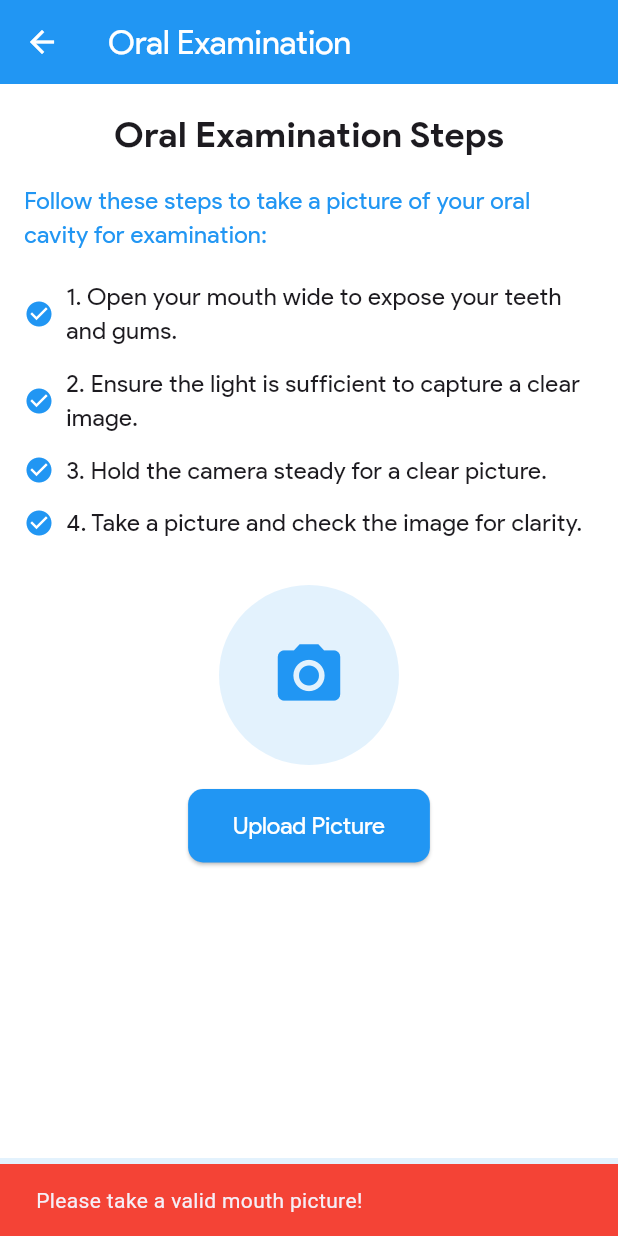
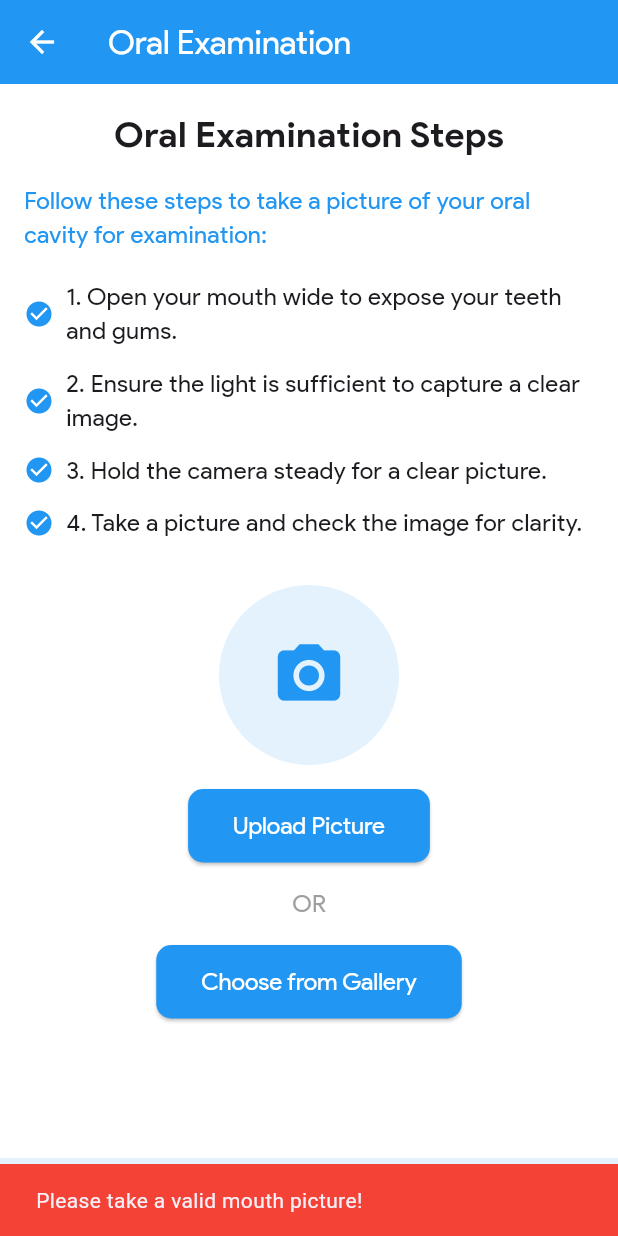
Before and after one commit to saranaeem1/Dental_Wellness, a Flutter app: the OralExaminationScreen screen opened by its route, after a tap on "Upload Picture", on a phone screen of 412 x 824 dp. Run offline on Flutter 3.47's test engine with Material 3 defaults, Android fonts, the light colour scheme and no system bars; our stand-ins replace audioplayers, charts_flutter, cloud_firestore, firebase_auth, firebase_core, firebase_storage and 9 more; missing offline and left inert: google_mlkit_face_detection, mailer; accounts and stored records are empty.

Commit message:
Update oralexamination.dart

```diff
--- a/lib/screens/user/oralexamination.dart
+++ b/lib/screens/user/oralexamination.dart
@@ -2,6 +2,8 @@ import 'package:flutter/material.dart';
 import 'package:image_picker/image_picker.dart';
 import 'package:google_mlkit_face_detection/google_mlkit_face_detection.dart';
 import 'dart:io';
+import 'package:firebase_storage/firebase_storage.dart';
+import 'package:cloud_firestore/cloud_firestore.dart';
 
 class OralExaminationScreen extends StatefulWidget {
   @override
@@ -18,9 +20,10 @@ class _OralExaminationScreenState extends State<OralExaminationScreen> {
     ),
   );
   bool _isMouthDetected = false;
+  bool _isUploading = false;
 
-  Future<void> _pickImage() async {
-    final pickedFile = await _picker.pickImage(source: ImageSource.camera, imageQuality: 50);
+  Future<void> _pickImage(ImageSource source) async {
+    final pickedFile = await _picker.pickImage(source: source, imageQuality: 50);
     if (pickedFile != null) {
       File image = File(pickedFile.path);
       bool mouthDetected = await _isMouthPresent(image);
@@ -30,7 +33,10 @@ class _OralExaminationScreenState extends State<OralExaminationScreen> {
       });
       if (!mouthDetected) {
         ScaffoldMessenger.of(context).showSnackBar(
-          SnackBar(content: Text('No mouth detected! Please try again.'), backgroundColor: Colors.red),
+          SnackBar(
+            content: Text('No mouth detected! Please try again.'),
+            backgroundColor: Colors.red,
+          ),
         );
       }
     }
@@ -51,12 +57,53 @@ class _OralExaminationScreenState extends State<OralExaminationScreen> {
 
   Future<void> _uploadImage() async {
     if (_imageFile != null && _isMouthDetected) {
+      setState(() {
+        _isUploading = true;
+      });
+
+      try {
+        // Upload to Firebase Storage
+        String fileName = 'oral_images/${DateTime.now().millisecondsSinceEpoch}.jpg';
+        Reference ref = FirebaseStorage.instance.ref().child(fileName);
+        UploadTask uploadTask = ref.putFile(_imageFile!);
+        TaskSnapshot snapshot = await uploadTask;
+        String downloadUrl = await snapshot.ref.getDownloadURL();
+
+        // Save URL to Firestore
+        await FirebaseFirestore.instance.collection('Oral Image').add({
+          'imageUrl': downloadUrl,
+          'timestamp': FieldValue.serverTimestamp(),
+        });
+
+        setState(() {
+          _imageFile = null;
+          _isMouthDetected = false;
+          _isUploading = false;
+        });
+
         ScaffoldMessenger.of(context).showSnackBar(
-        SnackBar(content: Text('Image uploaded successfully!'), backgroundColor: Colors.green),
+          SnackBar(
+            content: Text('Image uploaded successfully!'),
+            backgroundColor: Colors.green,
+          ),
         );
+      } catch (e) {
+        setState(() {
+          _isUploading = false;
+        });
+        ScaffoldMessenger.of(context).showSnackBar(
+          SnackBar(
+            content: Text('Failed to upload image: $e'),
+            backgroundColor: Colors.red,
+          ),
+        );
+      }
     } else {
       ScaffoldMessenger.of(context).showSnackBar(
-        SnackBar(content: Text('Please take a valid mouth picture!'), backgroundColor: Colors.red),
+        SnackBar(
+          content: Text('Please take a valid mouth picture!'),
+          backgroundColor: Colors.red,
+        ),
       );
     }
   }
@@ -71,7 +118,10 @@ class _OralExaminationScreenState extends State<OralExaminationScreen> {
   Widget build(BuildContext context) {
     return Scaffold(
       appBar: AppBar(
-        title: Text('Oral Examination', style: TextStyle(fontFamily: 'GoogleSans', fontWeight: FontWeight.w500)),
+        title: Text(
+          'Oral Examination',
+          style: TextStyle(fontFamily: 'GoogleSans', fontWeight: FontWeight.w500),
+        ),
         backgroundColor: Colors.blue,
         foregroundColor: Colors.white,
       ),
@@ -102,8 +152,10 @@ class _OralExaminationScreenState extends State<OralExaminationScreen> {
                 _buildStep('4. Take a picture and check the image for clarity.'),
                 SizedBox(height: 24),
                 Center(
-                  child: GestureDetector(
-                    onTap: _pickImage,
+                  child: Column(
+                    children: [
+                      GestureDetector(
+                        onTap: () => _pickImage(ImageSource.camera),
                         child: CircleAvatar(
                           radius: 60,
                           backgroundColor: Colors.blue.shade50,
@@ -120,18 +172,35 @@ class _OralExaminationScreenState extends State<OralExaminationScreen> {
                           ),
                         ),
                       ),
-                ),
                       SizedBox(height: 16),
                       Center(
                         child: ElevatedButton(
-                    onPressed: _uploadImage,
+                          onPressed: _isUploading ? null : _uploadImage,
                           style: ElevatedButton.styleFrom(
                             backgroundColor: Colors.blue,
                             padding: EdgeInsets.symmetric(horizontal: 30, vertical: 15),
                             shape: RoundedRectangleBorder(borderRadius: BorderRadius.circular(10)),
                             textStyle: TextStyle(fontSize: 16, fontFamily: 'GoogleSans'),
                           ),
-                    child: Text('Upload Picture', style: TextStyle(color: Colors.white)),
+                          child: _isUploading
+                              ? CircularProgressIndicator(color: Colors.white)
+                              : Text('Upload Picture', style: TextStyle(color: Colors.white)),
+                        ),
+                      ),
+                      SizedBox(height: 16),
+                      Text('OR', style: TextStyle(fontSize: 16, fontFamily: 'GoogleSans', color: Colors.grey)),
+                      SizedBox(height: 16),
+                      ElevatedButton(
+                        onPressed: () => _pickImage(ImageSource.gallery),
+                        style: ElevatedButton.styleFrom(
+                          backgroundColor: Colors.blue,
+                          padding: EdgeInsets.symmetric(horizontal: 30, vertical: 15),
+                          shape: RoundedRectangleBorder(borderRadius: BorderRadius.circular(10)),
+                          textStyle: TextStyle(fontSize: 16, fontFamily: 'GoogleSans'),
+                        ),
+                        child: Text('Choose from Gallery', style: TextStyle(color: Colors.white)),
+                      ),
+                    ],
                   ),
                 ),
               ],
@@ -161,10 +230,7 @@ class _OralExaminationScreenState extends State<OralExaminationScreen> {
           Icon(Icons.check_circle, color: Colors.blue, size: 20),
           SizedBox(width: 8),
           Expanded(
-            child: Text(
-              stepText,
-              style: TextStyle(fontSize: 16, fontFamily: 'GoogleSans'),
-            ),
+            child: Text(stepText, style: TextStyle(fontSize: 16, fontFamily: 'GoogleSans')),
           ),
         ],
       ),
```
Lines whose indentation alone changed are shown as unchanged.
